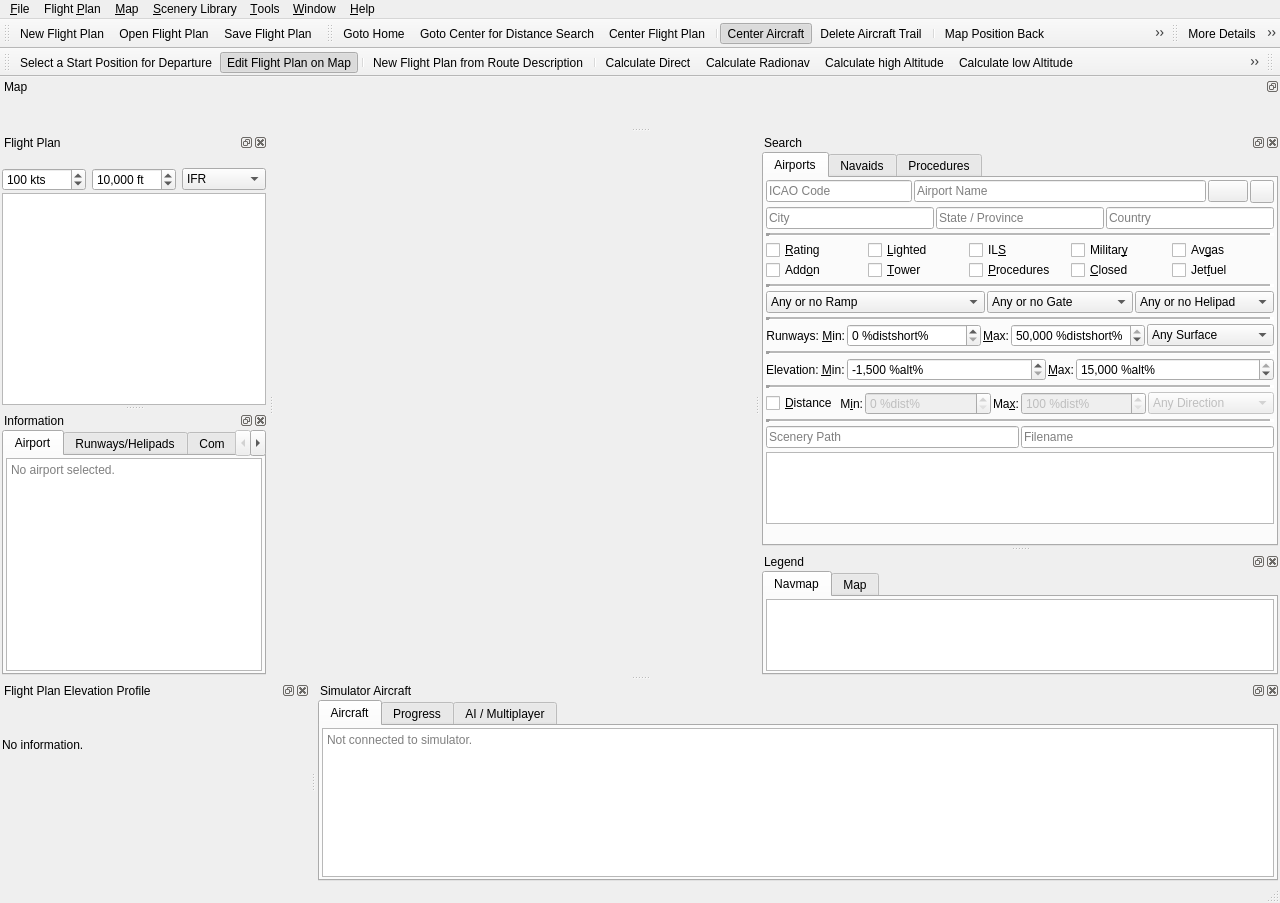
Qt form src/gui/mainwindow.ui (albar965/littlenavmap) before a commit.
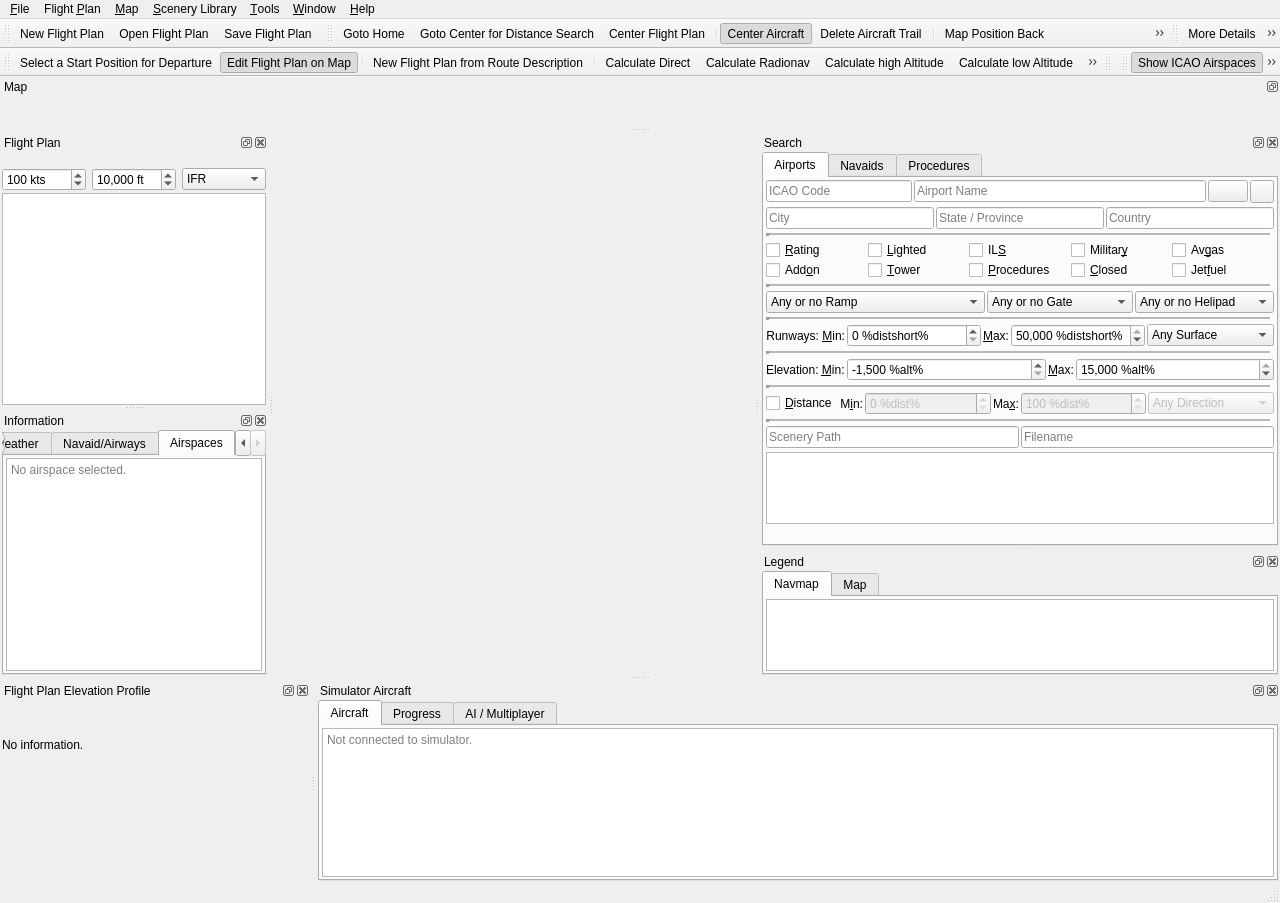
The same form after that commit. The open tabs and pages were chosen to show the change. Icons and pictures are not drawn.

Commit message: Added airspace boundaries to map display, info window and tooltips. Added separate airspace toolbar. Airspaces and airways are now always loaded lazily. Added new map scroll mode that combines full details and lazy load. All #30

Diff of the .ui file:
```diff
--- a/src/gui/mainwindow.ui
+++ b/src/gui/mainwindow.ui
@@ -2575,7 +2575,7 @@
        </widget>
        <widget class="QWidget" name="tabNavaidInfo">
         <attribute name="title">
-         <string>Navaid</string>
+         <string>Navaid/Airways</string>
         </attribute>
         <layout class="QVBoxLayout" name="verticalLayout_14">
          <property name="spacing">
@@ -2608,6 +2608,35 @@
          </item>
         </layout>
        </widget>
+       <widget class="QWidget" name="tabAirspacesInfo">
+        <attribute name="title">
+         <string>Airspaces</string>
+        </attribute>
+        <layout class="QVBoxLayout" name="verticalLayout_9">
+         <property name="spacing">
+          <number>2</number>
+         </property>
+         <property name="leftMargin">
+          <number>2</number>
+         </property>
+         <property name="topMargin">
+          <number>2</number>
+         </property>
+         <property name="rightMargin">
+          <number>2</number>
+         </property>
+         <property name="bottomMargin">
+          <number>2</number>
+         </property>
+         <item>
+          <widget class="QTextBrowser" name="textBrowserAirspaceInfo">
+           <property name="placeholderText">
+            <string>No airspace selected.</string>
+           </property>
+          </widget>
+         </item>
+        </layout>
+       </widget>
       </widget>
      </item>
     </layout>
@@ -3041,6 +3070,23 @@
     </layout>
    </widget>
   </widget>
+  <widget class="QToolBar" name="toolBarAirspaces">
+   <property name="windowTitle">
+    <string>Map Airspaces Toolbar</string>
+   </property>
+   <attribute name="toolBarArea">
+    <enum>TopToolBarArea</enum>
+   </attribute>
+   <attribute name="toolBarBreak">
+    <bool>false</bool>
+   </attribute>
+   <addaction name="actionAirspacesShowIcao"/>
+   <addaction name="actionAirspacesShowFir"/>
+   <addaction name="actionAirspacesShowCenter"/>
+   <addaction name="actionAirspacesShowRestricted"/>
+   <addaction name="actionAirspacesShowSpecial"/>
+   <addaction name="actionAirspacesShowOther"/>
+  </widget>
   <action name="actionSearchFilterIncluding">
    <property name="icon">
     <iconset resource="../../littlenavmap.qrc">
@@ -5456,6 +5502,120 @@
     <string>Save flight plan as FLP file usable by the Aerosoft Airbus</string>
    </property>
   </action>
+  <action name="actionAirspacesShowIcao">
+   <property name="checkable">
+    <bool>true</bool>
+   </property>
+   <property name="checked">
+    <bool>true</bool>
+   </property>
+   <property name="icon">
+    <iconset resource="../../littlenavmap.qrc">
+     <normaloff>:/littlenavmap/resources/icons/airspaceicao.svg</normaloff>:/littlenavmap/resources/icons/airspaceicao.svg</iconset>
+   </property>
+   <property name="text">
+    <string>Show ICAO Airspaces</string>
+   </property>
+   <property name="toolTip">
+    <string>Show ICAO airspaces class A-E </string>
+   </property>
+   <property name="statusTip">
+    <string>Show ICAO airspaces class A-E </string>
+   </property>
+  </action>
+  <action name="actionAirspacesShowFir">
+   <property name="checkable">
+    <bool>true</bool>
+   </property>
+   <property name="icon">
+    <iconset resource="../../littlenavmap.qrc">
+     <normaloff>:/littlenavmap/resources/icons/airspacefir.svg</normaloff>:/littlenavmap/resources/icons/airspacefir.svg</iconset>
+   </property>
+   <property name="text">
+    <string>Show FIR Airspaces</string>
+   </property>
+   <property name="toolTip">
+    <string>Show FIR airspaces class F and G</string>
+   </property>
+   <property name="statusTip">
+    <string>Show FIR airspaces class F and G</string>
+   </property>
+  </action>
+  <action name="actionAirspacesShowCenter">
+   <property name="checkable">
+    <bool>true</bool>
+   </property>
+   <property name="icon">
+    <iconset resource="../../littlenavmap.qrc">
+     <normaloff>:/littlenavmap/resources/icons/airspacectr.svg</normaloff>:/littlenavmap/resources/icons/airspacectr.svg</iconset>
+   </property>
+   <property name="text">
+    <string>Show Center Airspaces</string>
+   </property>
+   <property name="toolTip">
+    <string>Show centers</string>
+   </property>
+   <property name="statusTip">
+    <string>Show centers</string>
+   </property>
+  </action>
+  <action name="actionAirspacesShowRestricted">
+   <property name="checkable">
+    <bool>true</bool>
+   </property>
+   <property name="checked">
+    <bool>true</bool>
+   </property>
+   <property name="icon">
+    <iconset resource="../../littlenavmap.qrc">
+     <normaloff>:/littlenavmap/resources/icons/airspacerestr.svg</normaloff>:/littlenavmap/resources/icons/airspacerestr.svg</iconset>
+   </property>
+   <property name="text">
+    <string>Show Restricted Airspaces</string>
+   </property>
+   <property name="toolTip">
+    <string>Show restricted, prohibited, military operations and danger airspaces</string>
+   </property>
+   <property name="statusTip">
+    <string>Show restricted, prohibited, military operations and danger airspaces</string>
+   </property>
+  </action>
+  <action name="actionAirspacesShowSpecial">
+   <property name="checkable">
+    <bool>true</bool>
+   </property>
+   <property name="icon">
+    <iconset resource="../../littlenavmap.qrc">
+     <normaloff>:/littlenavmap/resources/icons/airspacespec.svg</normaloff>:/littlenavmap/resources/icons/airspacespec.svg</iconset>
+   </property>
+   <property name="text">
+    <string>Show Special Airspaces</string>
+   </property>
+   <property name="toolTip">
+    <string>Show warning, alert and tranining airspaces</string>
+   </property>
+   <property name="statusTip">
+    <string>Show warning, alert and tranining airspaces</string>
+   </property>
+  </action>
+  <action name="actionAirspacesShowOther">
+   <property name="checkable">
+    <bool>true</bool>
+   </property>
+   <property name="icon">
+    <iconset resource="../../littlenavmap.qrc">
+     <normaloff>:/littlenavmap/resources/icons/airspaceother.svg</normaloff>:/littlenavmap/resources/icons/airspaceother.svg</iconset>
+   </property>
+   <property name="text">
+    <string>Show Other Airspaces</string>
+   </property>
+   <property name="toolTip">
+    <string>Show tower, clearance, ground, departure, approach, MODE-C, radar and national park airspaces</string>
+   </property>
+   <property name="statusTip">
+    <string>Show tower, clearance, ground, departure, approach, MODE-C, radar and national park airspaces</string>
+   </property>
+  </action>
  </widget>
  <layoutdefault spacing="6" margin="11"/>
  <tabstops>
```
Left out of the diff: 10 changed lines with no effect on the pictures. The commit also changes 51 other files.
